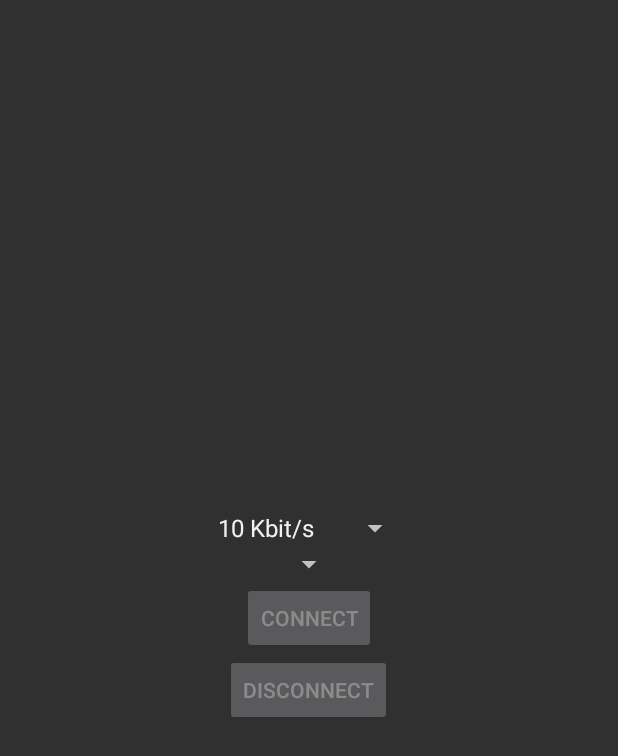
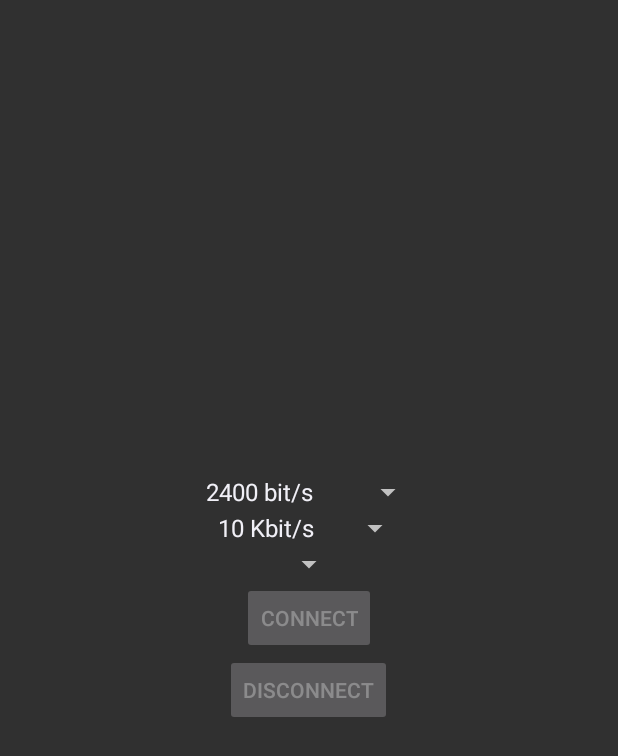
Before and after one commit to autowp/CANreader, an Android app: the ConnectionActivity screen opened directly, with no data from a screen before it, on a phone screen of 412 x 824 dp. Shown: the top 756 px of the screen. Run offline under Robolectric (Android 15) with nearby library versions, the phone set to English and light mode, and no system bars; 2 statements that could not run were skipped.

Commit message:
UART baudrate configuration

```diff
--- a/app/src/main/java/com/autowp/can/adapter/android/CanHackerFelhr.java
+++ b/app/src/main/java/com/autowp/can/adapter/android/CanHackerFelhr.java
@@ -21,10 +21,12 @@ public class CanHackerFelhr extends CanHacker {
     private UsbManager mUsbManager;
     private UsbDevice mUsbDevice;
     private UsbSerialDevice mSerial;
+    private int mUartBaudrate = 115200;
 
-    public CanHackerFelhr(final UsbManager usbManager, final UsbDevice usbDevice) throws CanHackerFelhrException {
+    public CanHackerFelhr(final UsbManager usbManager, final UsbDevice usbDevice, final int uartBaudrate) throws CanHackerFelhrException {
         super();
 
+        mUartBaudrate = uartBaudrate;
         mUsbManager = usbManager;
         mUsbDevice = usbDevice;
     }
@@ -42,7 +44,7 @@ public class CanHackerFelhr extends CanHacker {
         }
 
         mSerial.syncOpen();
-        mSerial.setBaudRate(BAUDRATE);
+        mSerial.setBaudRate(mUartBaudrate);
         mSerial.setDataBits(UsbSerialInterface.DATA_BITS_8);
         mSerial.setParity(UsbSerialInterface.PARITY_NONE);
 
--- a/app/src/main/java/com/autowp/can/adapter/canhacker/CanHacker.java
+++ b/app/src/main/java/com/autowp/can/adapter/canhacker/CanHacker.java
@@ -23,8 +23,6 @@ import java.util.concurrent.LinkedBlockingQueue;
 import java.util.concurrent.TimeUnit;
 
 public abstract class CanHacker extends CanAdapter {
-
-    protected static final int BAUDRATE = 115200;
 
     final public static char COMMAND_11BIT = 't';
     final public static char COMMAND_11BIT_RTR = 'r';
--- a/app/src/main/java/com/autowp/canreader/ConnectionActivity.java
+++ b/app/src/main/java/com/autowp/canreader/ConnectionActivity.java
@@ -35,6 +35,7 @@ public class ConnectionActivity extends Activity {
     private static final String PREFENCES_BAUDRATE = "baudrate";
     private static final String PREFENCES_VID = "vid";
     private static final String PREFENCES_PID = "pid";
+    private static final String PREFENCES_UART_BAUDRATE = "uart_baudrate";
 
     private UsbBroadcastReceiver mUsbReceiver;
     private UsbDeviceSpinnerAdapter mSpinnerAdapter;
@@ -42,12 +43,37 @@ public class ConnectionActivity extends Activity {
     private Spinner mSpinnerDevice;
     private UsbManager mUsbManager;
     private Spinner mSpinnerBaudrate;
+    private Spinner mSpinnerUartBaudrate;
 
     private class Baudrate {
         private int value;
         private String name;
 
         public Baudrate(int value, String name) {
+            this.value = value;
+            this.name = name;
+        }
+
+        public int getValue() {
+            return value;
+        }
+
+        public String getName()
+        {
+            return name;
+        }
+
+        public String toString()
+        {
+            return name;
+        }
+    }
+
+    private class UartBaudrate {
+        private int value;
+        private String name;
+
+        public UartBaudrate(int value, String name) {
             this.value = value;
             this.name = name;
         }
@@ -129,7 +155,9 @@ public class ConnectionActivity extends Activity {
 
     private void connectDevice(UsbDevice device) {
         try {
-            CanHackerFelhr canClient = new CanHackerFelhr(mUsbManager, device);
+            UartBaudrate uartBaudrate = (UartBaudrate)mSpinnerUartBaudrate.getSelectedItem();
+
+            CanHackerFelhr canClient = new CanHackerFelhr(mUsbManager, device, uartBaudrate.getValue());
             Baudrate baudrate = (Baudrate)mSpinnerBaudrate.getSelectedItem();
             canReaderService.setSpeed(baudrate.getValue());
             canReaderService.setCanAdapter(canClient);
@@ -201,6 +229,41 @@ public class ConnectionActivity extends Activity {
             public void onItemSelected(AdapterView<?> parentView, View selectedItemView, int position, long id) {
                 SharedPreferences.Editor ed = mPrefences.edit();
                 ed.putInt(PREFENCES_BAUDRATE, position);
+                ed.apply();
+            }
+
+            @Override
+            public void onNothingSelected(AdapterView<?> parentView) {
+                refreshButtonsState();
+            }
+        });
+
+
+
+
+        mSpinnerUartBaudrate = (Spinner) findViewById(R.id.spinnerUartBaudrate);
+
+        List<UartBaudrate> uartBaudrates = new ArrayList<>();
+        uartBaudrates.add(new UartBaudrate(2400, "2400 bit/s"));
+        uartBaudrates.add(new UartBaudrate(4800, "4800 bit/s"));
+        uartBaudrates.add(new UartBaudrate(9600, "9600 bit/s"));
+        uartBaudrates.add(new UartBaudrate(19200, "19200 bit/s"));
+        uartBaudrates.add(new UartBaudrate(38400, "38400 bit/s"));
+        uartBaudrates.add(new UartBaudrate(57600, "57600 bit/s"));
+        uartBaudrates.add(new UartBaudrate(115200, "115200 bit/s"));
+        uartBaudrates.add(new UartBaudrate(230400, "230400 bit/s"));
+        uartBaudrates.add(new UartBaudrate(460800, "460800 bit/s"));
+        uartBaudrates.add(new UartBaudrate(921600, "921600 bit/s"));
+
+        ArrayAdapter<UartBaudrate> uartAdapter = new ArrayAdapter<>(getApplicationContext(), android.R.layout.simple_spinner_item, uartBaudrates);
+        uartAdapter.setDropDownViewResource(android.R.layout.simple_spinner_dropdown_item);
+        mSpinnerUartBaudrate.setAdapter(uartAdapter);
+
+        mSpinnerUartBaudrate.setOnItemSelectedListener(new AdapterView.OnItemSelectedListener() {
+            @Override
+            public void onItemSelected(AdapterView<?> parentView, View selectedItemView, int position, long id) {
+                SharedPreferences.Editor ed = mPrefences.edit();
+                ed.putInt(PREFENCES_UART_BAUDRATE, position);
                 ed.apply();
             }
 
@@ -311,6 +374,9 @@ public class ConnectionActivity extends Activity {
         int position = mPrefences.getInt(PREFENCES_BAUDRATE, 0);
         mSpinnerBaudrate.setSelection(position);
 
+        int uartPosition = mPrefences.getInt(PREFENCES_UART_BAUDRATE, 0);
+        mSpinnerUartBaudrate.setSelection(uartPosition);
+
         refreshButtonsState();
     }
 
--- a/app/src/main/res/layout/activity_connection.xml
+++ b/app/src/main/res/layout/activity_connection.xml
@@ -15,6 +15,13 @@
         android:text="@string/connect"
         android:id="@+id/buttonConnect"
         android:layout_centerVertical="true"
+        android:layout_centerHorizontal="true" />
+
+    <Spinner
+        android:layout_width="wrap_content"
+        android:layout_height="wrap_content"
+        android:id="@+id/spinnerUartBaudrate"
+        android:layout_above="@+id/spinnerBaudrate"
         android:layout_centerHorizontal="true" />
 
     <Spinner
@@ -46,4 +53,6 @@
         android:layout_below="@+id/buttonDisconnect"
         android:layout_centerHorizontal="true"
         android:indeterminateOnly="true" />
+
+
 </RelativeLayout>
```
